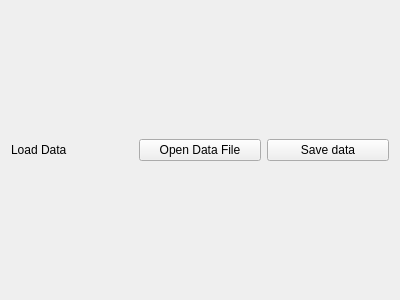
Old version of the form QtBrainChartGUI/plugins/data/data.ui in the repository CBICA/niCHART.
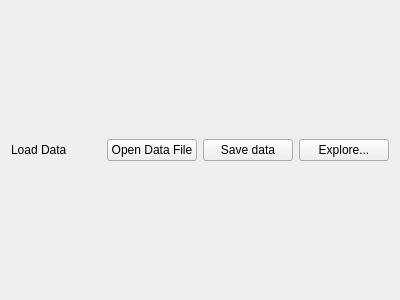
New version of the form.

Commit message: Add data exploration tool

```diff
--- a/QtBrainChartGUI/plugins/data/data.ui
+++ b/QtBrainChartGUI/plugins/data/data.ui
@@ -37,6 +37,13 @@
        </property>
       </widget>
      </item>
+     <item>
+      <widget class="QPushButton" name="dtale_Btn">
+       <property name="text">
+        <string>Explore...</string>
+       </property>
+      </widget>
+     </item>
     </layout>
    </item>
    <item>
```
The commit also changes 2 other files.
